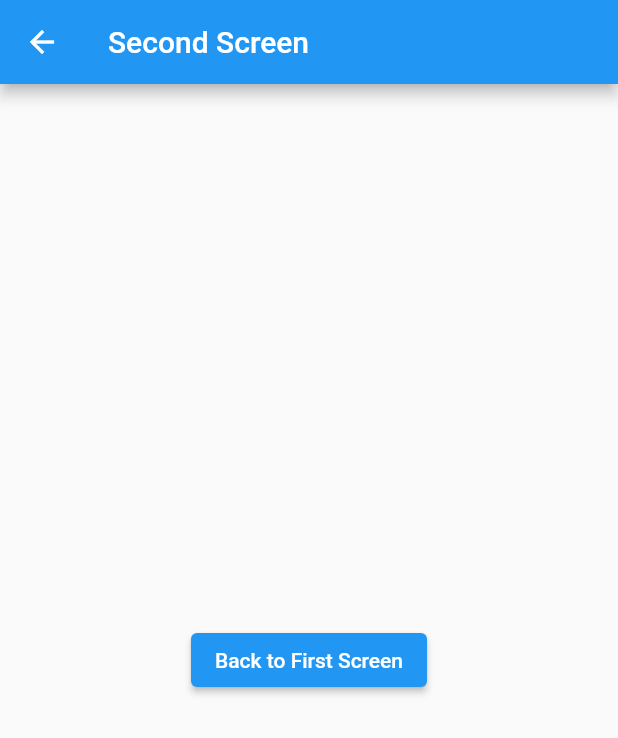
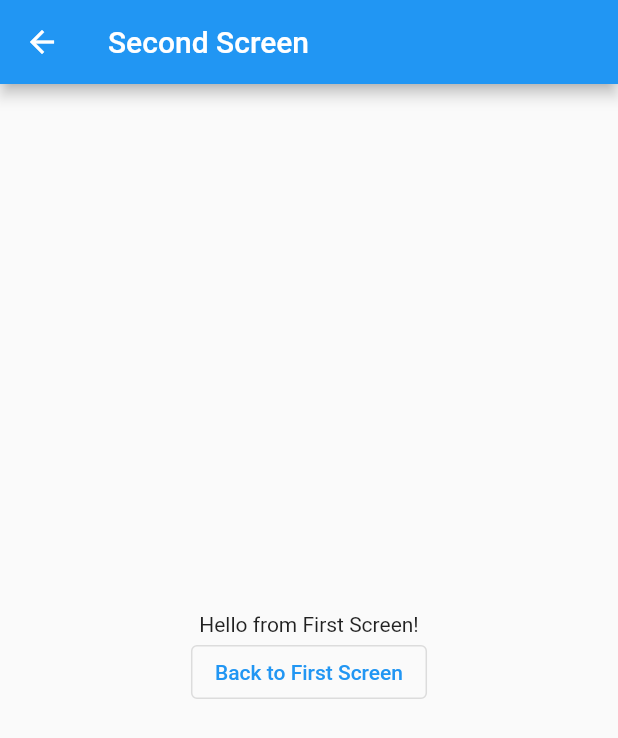
Before and after one commit to samyutomo/learn-basic-flutter, a Flutter app: the screen it shows after launch, after a tap on "Move to Second Screen", on a phone screen of 412 x 824 dp. Shown: the top 738 px of the screen. Run offline on Flutter 3.47's test engine with Material 2 defaults, Android fonts, the phone set to English and light mode, and no system bars.

Commit message:
learn example code 16: Navigation - send data

```diff
--- a/lib/main.dart
+++ b/lib/main.dart
@@ -18,6 +18,7 @@ class MyApp extends StatelessWidget {
 
 class FirstScreen extends StatelessWidget {
   const FirstScreen({Key? key}) : super(key: key);
+  final String message = "Hello from First Screen!";
 
   @override
   Widget build(BuildContext context) {
@@ -32,7 +33,7 @@ class FirstScreen extends StatelessWidget {
                     context,
                     MaterialPageRoute(
                         builder: (context){
-                  return const SecondScreen();
+                  return SecondScreen(message);
                 }));
               },
               child: const Text("Move to Second Screen")
--- a/lib/second_screen.dart
+++ b/lib/second_screen.dart
@@ -1,7 +1,9 @@
 import 'package:flutter/material.dart';
 
 class SecondScreen extends StatelessWidget {
-  const SecondScreen({Key? key}) : super(key: key);
+  final String message;
+
+  const SecondScreen(this.message, {Key? key}) : super(key: key);
 
   @override
   Widget build(BuildContext context) {
@@ -10,12 +12,17 @@ class SecondScreen extends StatelessWidget {
         title: const Text("Second Screen"),
       ),
       body: Center(
-        child: ElevatedButton(
-            onPressed: () {
-              Navigator.pop(context);
-            },
-            child: const Text("Back to First Screen")),
-      ),
+          child: Column(
+        mainAxisAlignment: MainAxisAlignment.center,
+        children: [
+          Text(message),
+          OutlinedButton(
+              onPressed: () {
+                Navigator.pop(context);
+              },
+              child: const Text("Back to First Screen"))
+        ],
+      )),
     );
   }
 }
```
